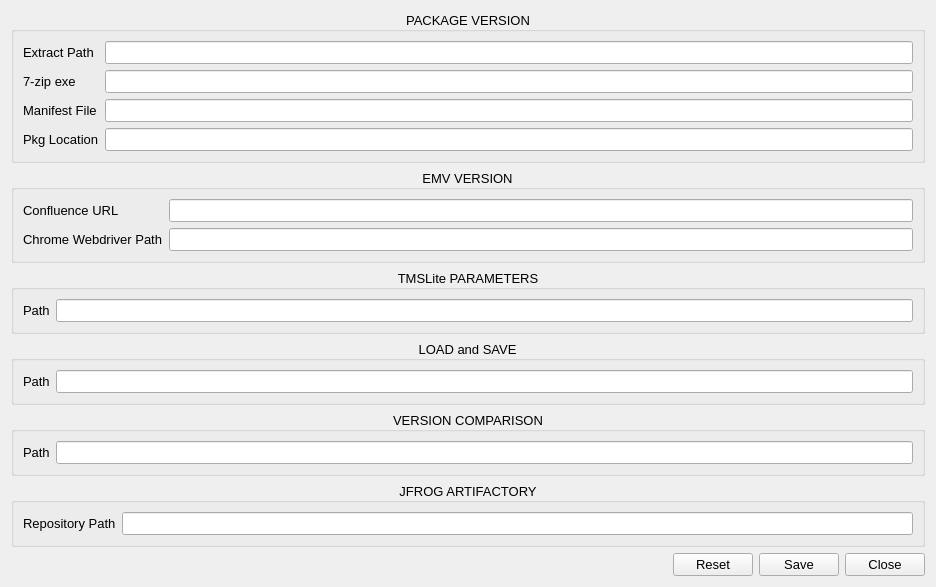
This is gui/settings.ui in jonngo/opt_version_checker as Qt 5 draws it before an edit. The edited form follows.
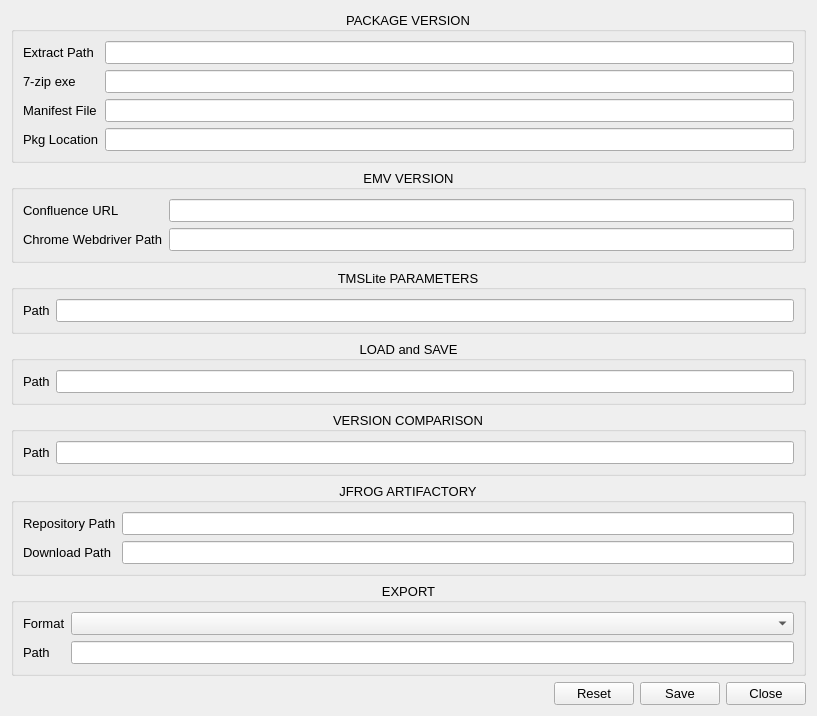
This is the edited form. Icons and pictures are not drawn.

Commit message: Update in Settings UI, Jfrog download path, Export format and path.

Diff of the .ui file:
```diff
--- a/gui/settings.ui
+++ b/gui/settings.ui
@@ -6,8 +6,8 @@
    <rect>
     <x>0</x>
     <y>0</y>
-    <width>936</width>
-    <height>420</height>
+    <width>817</width>
+    <height>515</height>
    </rect>
   </property>
   <property name="windowTitle">
@@ -216,6 +216,9 @@
       <set>Qt::AlignCenter</set>
      </property>
      <layout class="QGridLayout" name="gridLayout">
+      <item row="0" column="1">
+       <widget class="QLineEdit" name="settings_jfrog_path_line_edit"/>
+      </item>
       <item row="0" column="0">
        <widget class="QLabel" name="settings_jfrog_rep_path_label">
         <property name="text">
@@ -223,8 +226,52 @@
         </property>
        </widget>
       </item>
+      <item row="1" column="0">
+       <widget class="QLabel" name="settings_jfrog_download_path_label">
+        <property name="text">
+         <string>Download Path</string>
+        </property>
+       </widget>
+      </item>
+      <item row="1" column="1">
+       <widget class="QLineEdit" name="settings_jfrog_download_path_line_edit"/>
+      </item>
+     </layout>
+    </widget>
+   </item>
+   <item>
+    <widget class="QGroupBox" name="export_group_box">
+     <property name="font">
+      <font>
+       <pointsize>10</pointsize>
+      </font>
+     </property>
+     <property name="title">
+      <string>EXPORT</string>
+     </property>
+     <property name="alignment">
+      <set>Qt::AlignCenter</set>
+     </property>
+     <layout class="QGridLayout" name="gridLayout_3">
+      <item row="0" column="0">
+       <widget class="QLabel" name="settings_export_format_label">
+        <property name="text">
+         <string>Format</string>
+        </property>
+       </widget>
+      </item>
       <item row="0" column="1">
-       <widget class="QLineEdit" name="settings_jfrog_path_line_edit"/>
+       <widget class="QComboBox" name="settings_export_combo_box"/>
+      </item>
+      <item row="1" column="0">
+       <widget class="QLabel" name="settings_export_path">
+        <property name="text">
+         <string>Path</string>
+        </property>
+       </widget>
+      </item>
+      <item row="1" column="1">
+       <widget class="QLineEdit" name="settings_export_path_line_edit"/>
       </item>
      </layout>
     </widget>
```
The commit also changes 1 other file.
